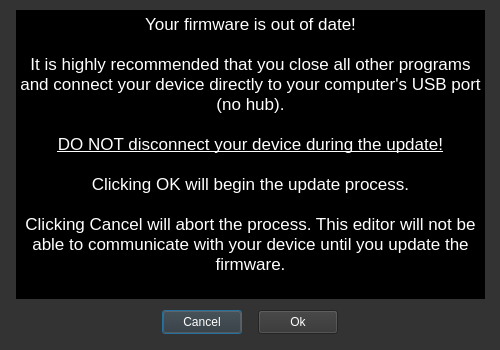
The window that fwupdate/fwupdate.ui (Muse-Kinetics/kmi_midi_device_manager) describes before a commit, drawn with Qt 5.
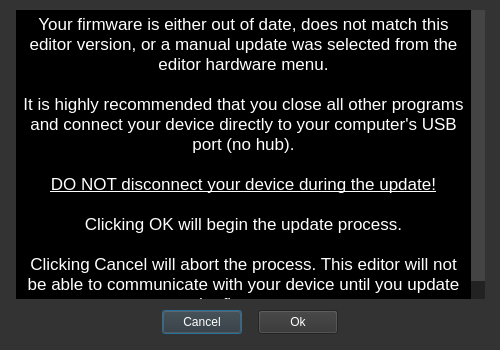
The same window after the commit. The open tabs and pages were chosen to show the change.

Commit message: -Updated device metadata for 12Step2 -Added bootloader update methods for 12Step2 -Changed firmware dialog window messaging to alleviate end user confusion when forcing a firmware update ("the editor says my fw is out of date when I just updated it")

Patch:
```diff
--- a/fwupdate/fwupdate.ui
+++ b/fwupdate/fwupdate.ui
@@ -91,7 +91,7 @@
 &lt;html&gt;&lt;head&gt;&lt;meta name=&quot;qrichtext&quot; content=&quot;1&quot; /&gt;&lt;meta charset=&quot;utf-8&quot; /&gt;&lt;style type=&quot;text/css&quot;&gt;
 p, li { white-space: pre-wrap; }
 &lt;/style&gt;&lt;/head&gt;&lt;body style=&quot; font-family:'Futura-normal'; font-size:14px; font-weight:400; font-style:normal;&quot;&gt;
-&lt;p align=&quot;center&quot; style=&quot; margin-top:0px; margin-bottom:0px; margin-left:0px; margin-right:0px; -qt-block-indent:0; text-indent:0px;&quot;&gt;&lt;span style=&quot; font-family:'Droid Sans Mono'; font-size:13pt;&quot;&gt;Your firmware is out of date!&lt;/span&gt;&lt;/p&gt;
+&lt;p align=&quot;center&quot; style=&quot; margin-top:0px; margin-bottom:0px; margin-left:0px; margin-right:0px; -qt-block-indent:0; text-indent:0px;&quot;&gt;&lt;span style=&quot; font-family:'Droid Sans Mono'; font-size:13pt;&quot;&gt;Your firmware is either out of date, does not match this editor version, or a manual update was selected from the editor hardware menu.&lt;/span&gt;&lt;/p&gt;
 &lt;p align=&quot;center&quot; style=&quot;-qt-paragraph-type:empty; margin-top:0px; margin-bottom:0px; margin-left:0px; margin-right:0px; -qt-block-indent:0; text-indent:0px; font-family:'Droid Sans Mono'; font-size:13pt;&quot;&gt;&lt;br /&gt;&lt;/p&gt;
 &lt;p align=&quot;center&quot; style=&quot; margin-top:0px; margin-bottom:0px; margin-left:0px; margin-right:0px; -qt-block-indent:0; text-indent:0px;&quot;&gt;&lt;span style=&quot; font-family:'Droid Sans Mono'; font-size:13pt;&quot;&gt;It is highly recommended that you close all other programs and connect your device directly to your computer's USB port (no hub).&lt;/span&gt;&lt;/p&gt;
 &lt;p align=&quot;center&quot; style=&quot;-qt-paragraph-type:empty; margin-top:0px; margin-bottom:0px; margin-left:0px; margin-right:0px; -qt-block-indent:0; text-indent:0px; font-family:'Droid Sans Mono'; font-size:13pt;&quot;&gt;&lt;br /&gt;&lt;/p&gt;
```
Left out of the diff: 2 changed lines with no effect on the pictures. The commit also changes 5 other files.
